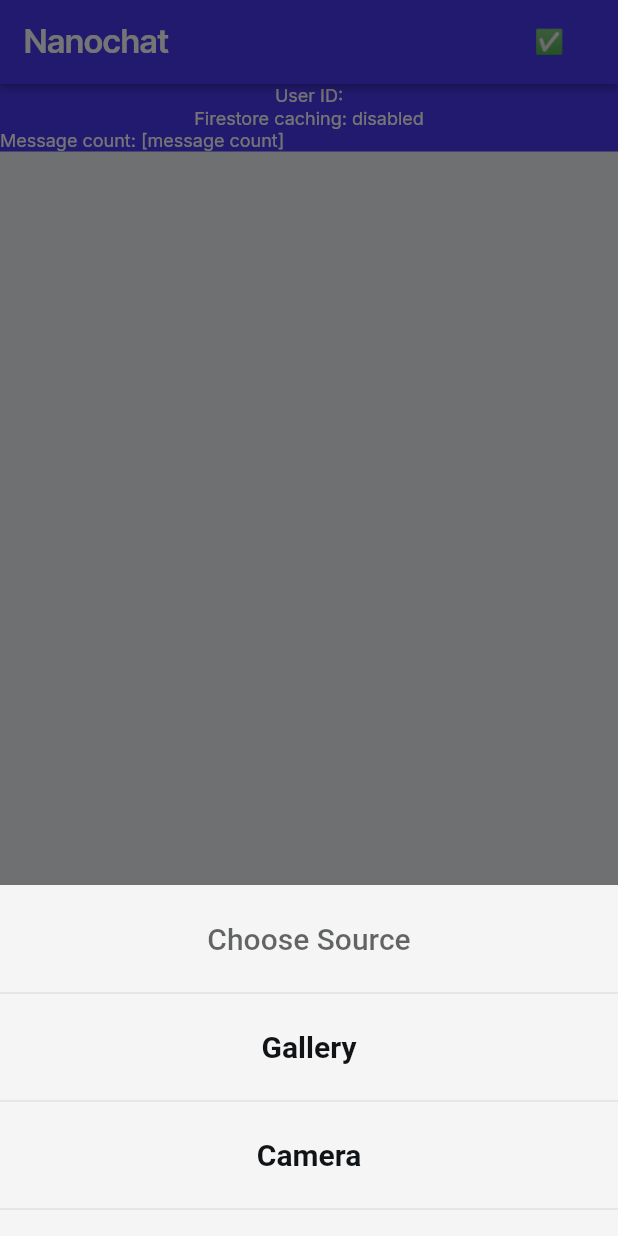
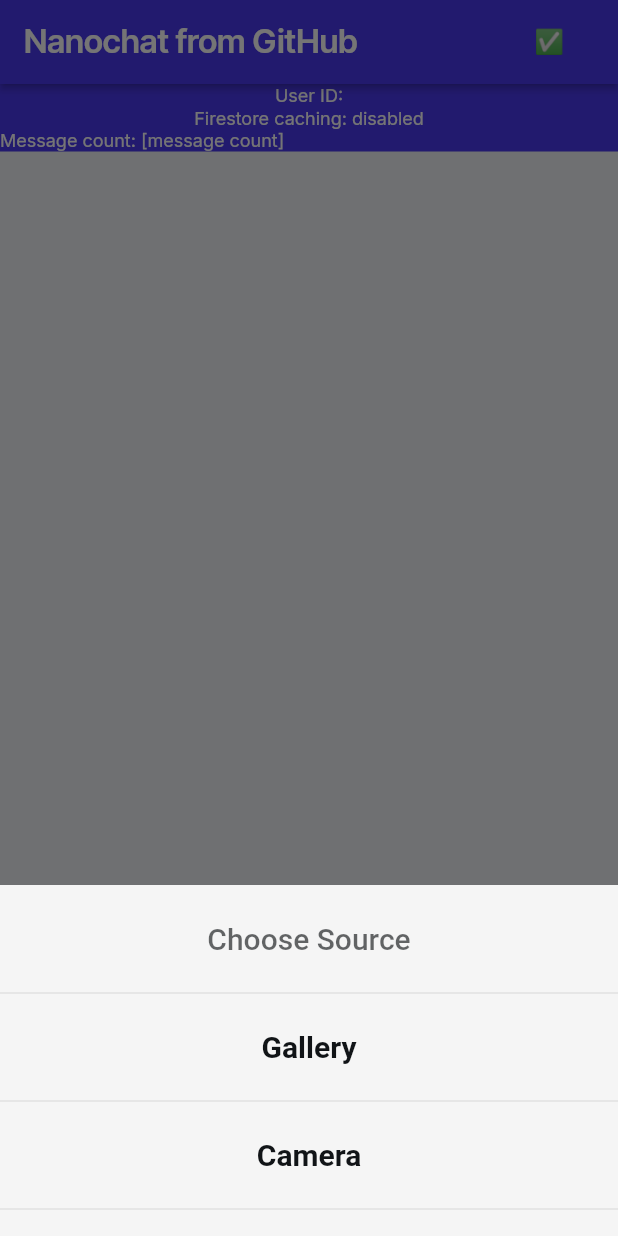
Before and after one commit to puf/nanochat_ff, a Flutter app: the HomePageWidget screen opened by its route, item 2 of the bottom bar chosen, on a phone screen of 412 x 824 dp. Run offline on Flutter 3.47's test engine with Material 3 defaults, Android fonts, the phone set to English and light mode, and no system bars; drawn by our look-alikes of auto_size_text; our stand-ins replace cloud_firestore, cloud_functions, device_info_plus, file_picker, firebase_auth, firebase_core and 16 more; missing offline and left inert: eraser, json_path, mime_type; accounts and stored records are empty; network calls fail.

Commit message:
Update home_page_widget.dart

```diff
--- a/lib/pages/home_page/home_page_widget.dart
+++ b/lib/pages/home_page/home_page_widget.dart
@@ -73,7 +73,7 @@ class _HomePageWidgetState extends State<HomePageWidget> {
           backgroundColor: FlutterFlowTheme.of(context).primary,
           automaticallyImplyLeading: false,
           title: Text(
-            'Nanochat',
+            'Nanochat from GitHub',
             style: FlutterFlowTheme.of(context).headlineMedium.override(
                   font: GoogleFonts.interTight(
                     fontWeight:
```
